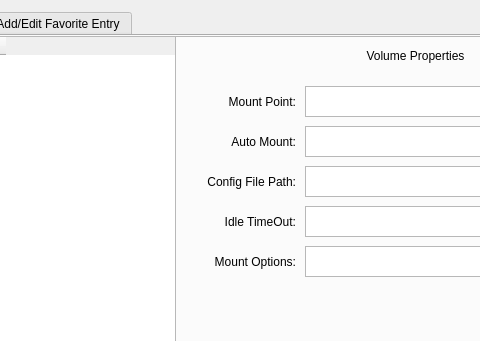
Before: the Qt Designer form src/favorites2.ui in mhogomchungu/sirikali, drawn with Qt 5; both pictures show x 117 to 597 and y 0 to 341 of the 791 by 492 pixel window.
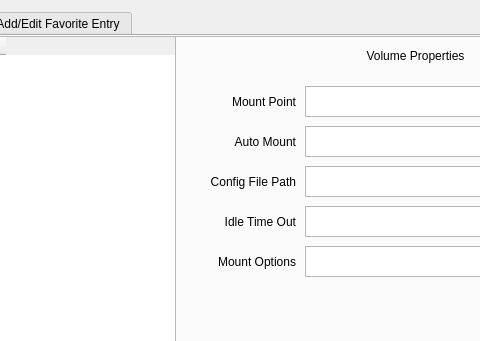
After: the same form once the commit is applied.

What changed in the file:
```diff
--- a/src/favorites2.ui
+++ b/src/favorites2.ui
@@ -75,7 +75,7 @@
        </rect>
       </property>
       <property name="text">
-       <string>Mount Point:</string>
+       <string>Mount Point</string>
       </property>
       <property name="alignment">
        <set>Qt::AlignRight|Qt::AlignTrailing|Qt::AlignVCenter</set>
@@ -107,7 +107,7 @@
        </rect>
       </property>
       <property name="text">
-       <string>Auto Mount:</string>
+       <string>Auto Mount</string>
       </property>
       <property name="alignment">
        <set>Qt::AlignRight|Qt::AlignTrailing|Qt::AlignVCenter</set>
@@ -139,7 +139,7 @@
        </rect>
       </property>
       <property name="text">
-       <string>Config File Path:</string>
+       <string>Config File Path</string>
       </property>
       <property name="alignment">
        <set>Qt::AlignRight|Qt::AlignTrailing|Qt::AlignVCenter</set>
@@ -171,7 +171,7 @@
        </rect>
       </property>
       <property name="text">
-       <string>Idle TimeOut:</string>
+       <string>Idle Time Out</string>
       </property>
       <property name="alignment">
        <set>Qt::AlignRight|Qt::AlignTrailing|Qt::AlignVCenter</set>
@@ -190,7 +190,7 @@
        </rect>
       </property>
       <property name="text">
-       <string>Mount Options:</string>
+       <string>Mount Options</string>
       </property>
       <property name="alignment">
        <set>Qt::AlignRight|Qt::AlignTrailing|Qt::AlignVCenter</set>
```
